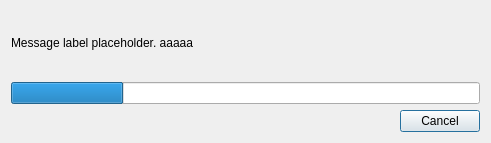
This is launcher/ui/dialogs/MSALoginDialog.ui in VorwerkUa2/WerkLauncher as Qt 5 draws it before an edit. The edited form follows.
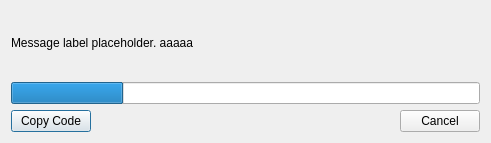
This is the edited form.

Commit message: NOISSUE Add button to copy MSA code

Patch:
```diff
--- a/launcher/ui/dialogs/MSALoginDialog.ui
+++ b/launcher/ui/dialogs/MSALoginDialog.ui
@@ -49,6 +49,15 @@
     </widget>
    </item>
    <item>
+    <layout class="QHBoxLayout" name="horizontalLayout">
+     <item>
+      <widget class="QPushButton" name="copyCodeButton">
+       <property name="text">
+        <string>Copy Code</string>
+       </property>
+      </widget>
+     </item>
+     <item>
     <widget class="QDialogButtonBox" name="buttonBox">
      <property name="orientation">
       <enum>Qt::Horizontal</enum>
@@ -57,6 +66,8 @@
       <set>QDialogButtonBox::Cancel</set>
      </property>
     </widget>
+     </item>
+    </layout>
    </item>
   </layout>
  </widget>
```
Lines whose indentation alone changed are shown as unchanged. The commit also changes 2 other files.
